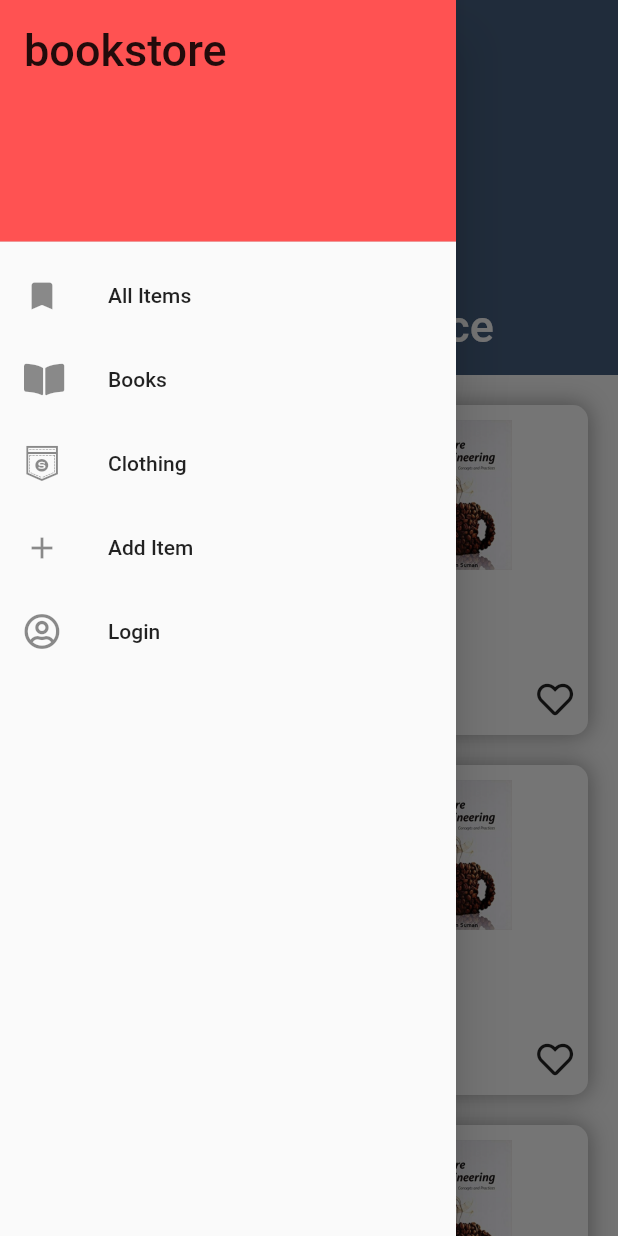
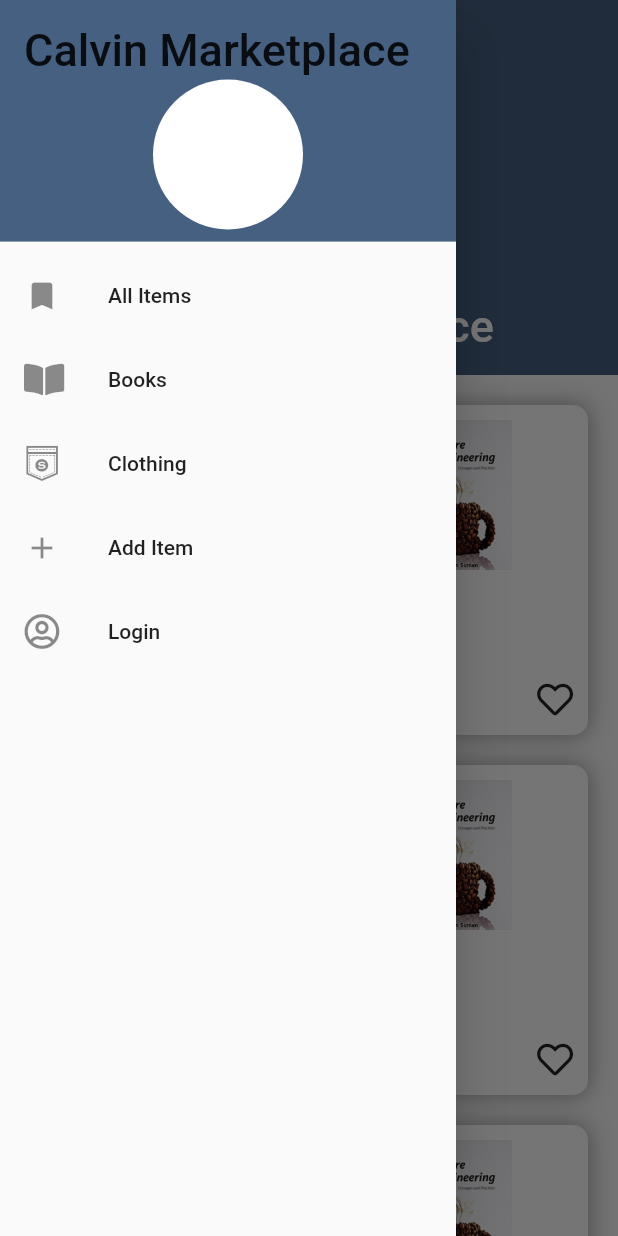
Before and after one commit to CS262e-Eteam/Client, a Flutter app: the screen it shows after launch, with the side drawer open, on a phone screen of 412 x 824 dp. Run offline on Flutter 3.47's test engine with Material 2 defaults, Android fonts, the phone set to English and light mode, and no system bars; our stand-ins replace font_awesome_flutter.

Commit message:
Add files via upload

```diff
--- a/lib/main.dart
+++ b/lib/main.dart
@@ -16,19 +16,34 @@ class MyApp extends StatelessWidget {
     return MaterialApp(
       title: 'Welcome to Flutter',
       home: Scaffold(
-//    z    appBar: AppBar(
+
+ // appBar: AppBar(
+
 //
-//        ),
+  //      ),
         drawer: Drawer(
           child: ListView(
             padding: EdgeInsets.zero,
             children: <Widget>[
               DrawerHeader(
-                child: Text("bookstore",
+                decoration: BoxDecoration(
+                  color: Color(0xff466081),
+                ),
+                child: Stack(children: <Widget>[
+                  Align(alignment: Alignment.bottomCenter,
+                        child: CircleAvatar(
+                          backgroundColor: Colors.white,
+                          radius: 50.0,
+                        )
+
+                  ),
+
+
+                  Text("Calvin Marketplace",
                     style: TextStyle(fontSize: 30) ),
-                decoration: BoxDecoration(
-                  color: Colors.redAccent,
-                ),
+                    ],)
+
+
               ),
 
 
```
